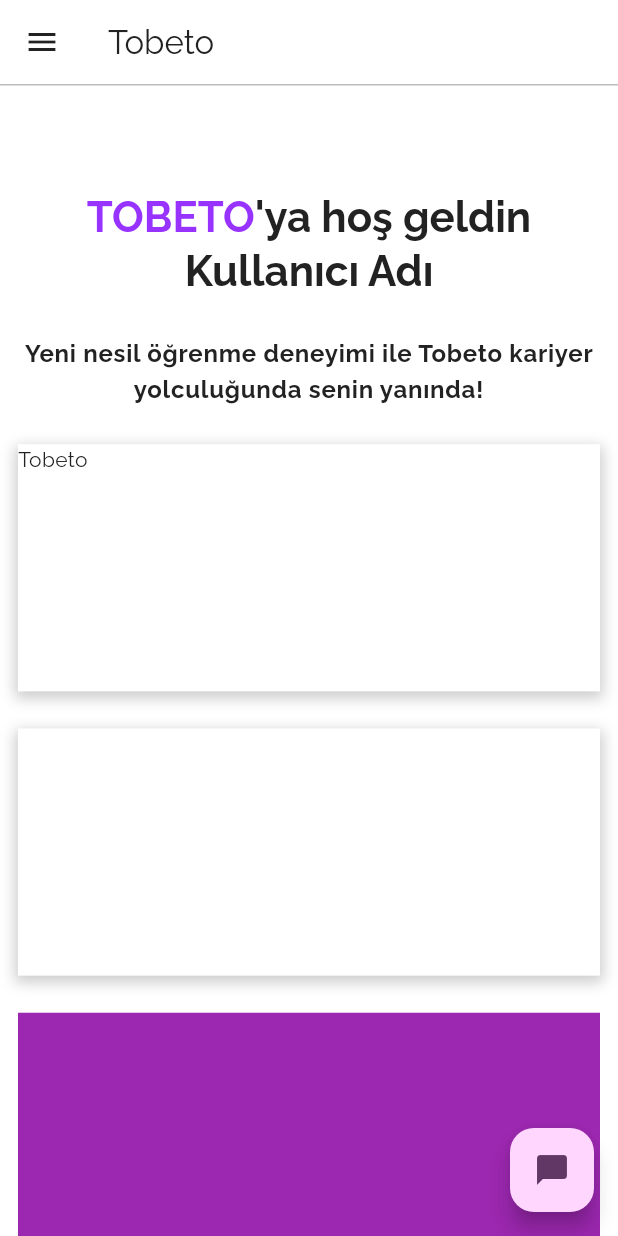
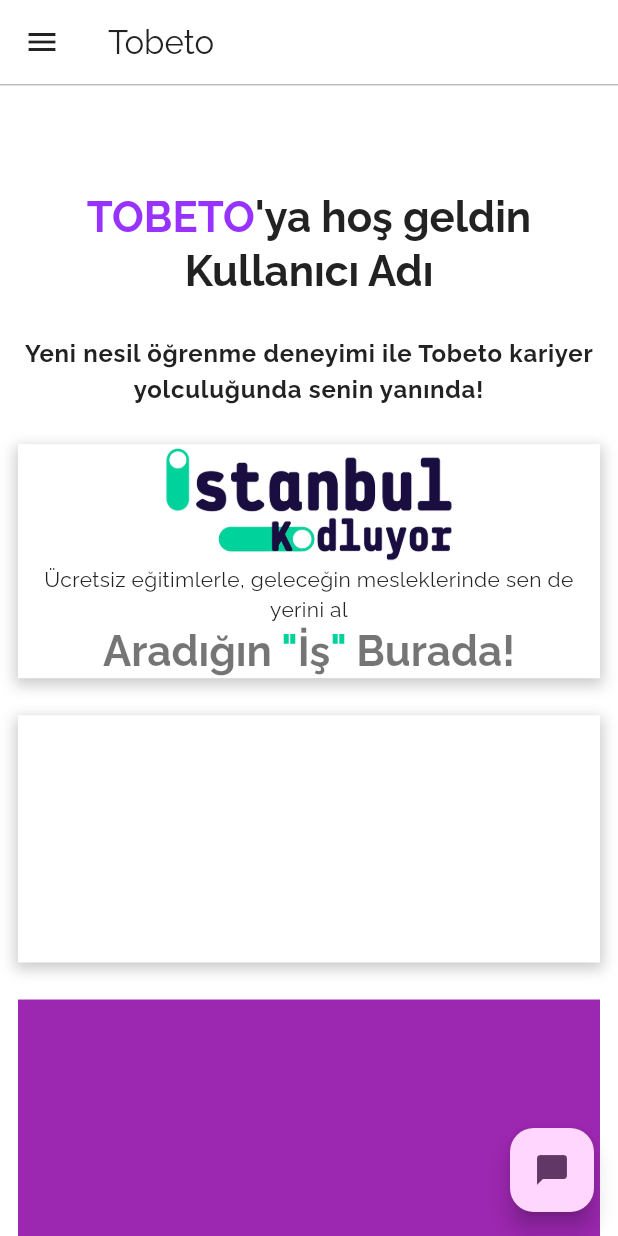
Before and after one commit to mustafatmaca/tobeto_app, a Flutter app: the screen it shows after launch, after a tap on "Giriş Yap", on a phone screen of 412 x 824 dp. Run offline on Flutter 3.47's test engine with Material 2 defaults, Android fonts, the phone set to English and light mode, and no system bars; our stand-ins replace google_fonts.

Commit message:
container1

```diff
--- a/lib/screens/home_screen.dart
+++ b/lib/screens/home_screen.dart
@@ -49,8 +49,69 @@
               height: MediaQuery.of(context).size.height * 0.03,
             ),
             Container(
-              child: Text("Tobeto"),
-              height: MediaQuery.of(context).size.height * 0.2,
+              child: Column(
+                children: [
+                  Image.asset(
+                    "assets/istnblkodluyor.png",
+                    width: 200,
+                    height: 80,
+                  ),
+                  Text(
+                    "Ücretsiz eğitimlerle, geleceğin mesleklerinde sen de yerini al",
+                    textAlign: TextAlign.center,
+                  ),
+                  RichText(
+                    textAlign: TextAlign.center,
+                    text: TextSpan(
+                      text: "Aradığın ",
+                      style:
+                          Theme.of(context).textTheme.headlineMedium!.copyWith(
+                                fontWeight: FontWeight.bold,
+                              ),
+                      children: <TextSpan>[
+                        TextSpan(
+                          text: "${'"'}",
+                          style: Theme.of(context)
+                              .textTheme
+                              .headlineMedium!
+                              .copyWith(
+                                  fontWeight: FontWeight.bold,
+                                  color:
+                                      Theme.of(context).colorScheme.secondary),
+                        ),
+                        TextSpan(
+                          text: "İş",
+                          style: Theme.of(context)
+                              .textTheme
+                              .headlineMedium!
+                              .copyWith(
+                                fontWeight: FontWeight.bold,
+                              ),
+                        ),
+                        TextSpan(
+                          text: "${'"'}",
+                          style: Theme.of(context)
+                              .textTheme
+                              .headlineMedium!
+                              .copyWith(
+                                  fontWeight: FontWeight.bold,
+                                  color:
+                                      Theme.of(context).colorScheme.secondary),
+                        ),
+                        TextSpan(
+                          text: " Burada! ",
+                          style: Theme.of(context)
+                              .textTheme
+                              .headlineMedium!
+                              .copyWith(
+                                fontWeight: FontWeight.bold,
+                              ),
+                        ),
+                      ],
+                    ),
+                  ),
+                ],
+              ),
               width: MediaQuery.of(context).size.width,
               decoration: BoxDecoration(color: Colors.white, boxShadow: [
                 BoxShadow(
@@ -58,7 +119,7 @@
                   spreadRadius: 2, // Gölgenin yayılma miktarı
                   blurRadius: 7, // Gölge bulanıklık miktarı
                   offset: Offset(0, 3), // Gölgenin konumu (x, y)
-                )
+                ),
               ]),
             ),
             SizedBox(
--- a/lib/screens/login_screen.dart
+++ b/lib/screens/login_screen.dart
@@ -53,7 +53,7 @@
                       keyboardType: TextInputType.name,
                       decoration: InputDecoration(
                         prefixIcon: const Icon(Icons.person_outline),
-                        label: const Text("Kullanıcı Adı"),
+                        label: const Text("Kullanıcı Ad"),
                         border: OutlineInputBorder(
                           borderRadius: BorderRadius.circular(12),
                         ),
```
Also changed, not shown: pubspec.yaml (+3 -4 lines), assets/istnblkodluyor.png (added).
